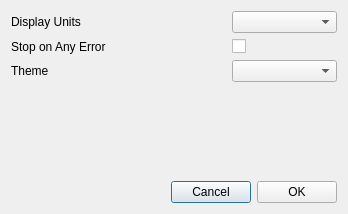
First picture: the form in Graffik/gui/core/Options/globaloptionsdialog.ui, repository DynamicPerception/Graffik_Legacy, before the edit.
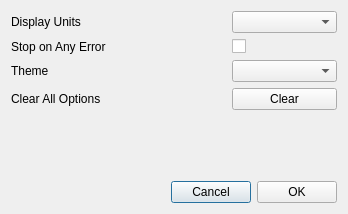
Second picture: the form after the edit.

Patch:
```diff
--- a/Graffik/gui/core/Options/globaloptionsdialog.ui
+++ b/Graffik/gui/core/Options/globaloptionsdialog.ui
@@ -51,7 +51,7 @@
    <item row="2" column="2">
     <widget class="QComboBox" name="themeCombo"/>
    </item>
-   <item row="3" column="0" colspan="2">
+   <item row="4" column="0" colspan="2">
     <spacer name="verticalSpacer">
      <property name="orientation">
       <enum>Qt::Vertical</enum>
@@ -64,7 +64,7 @@
      </property>
     </spacer>
    </item>
-   <item row="4" column="0" colspan="3">
+   <item row="5" column="0" colspan="3">
     <widget class="QFrame" name="frame">
      <property name="frameShape">
       <enum>QFrame::NoFrame</enum>
@@ -109,6 +109,20 @@
      </layout>
     </widget>
    </item>
+   <item row="3" column="0">
+    <widget class="QLabel" name="label">
+     <property name="text">
+      <string>Clear All Options</string>
+     </property>
+    </widget>
+   </item>
+   <item row="3" column="2">
+    <widget class="QPushButton" name="clearButton">
+     <property name="text">
+      <string>Clear</string>
+     </property>
+    </widget>
+   </item>
   </layout>
  </widget>
  <resources/>
```
